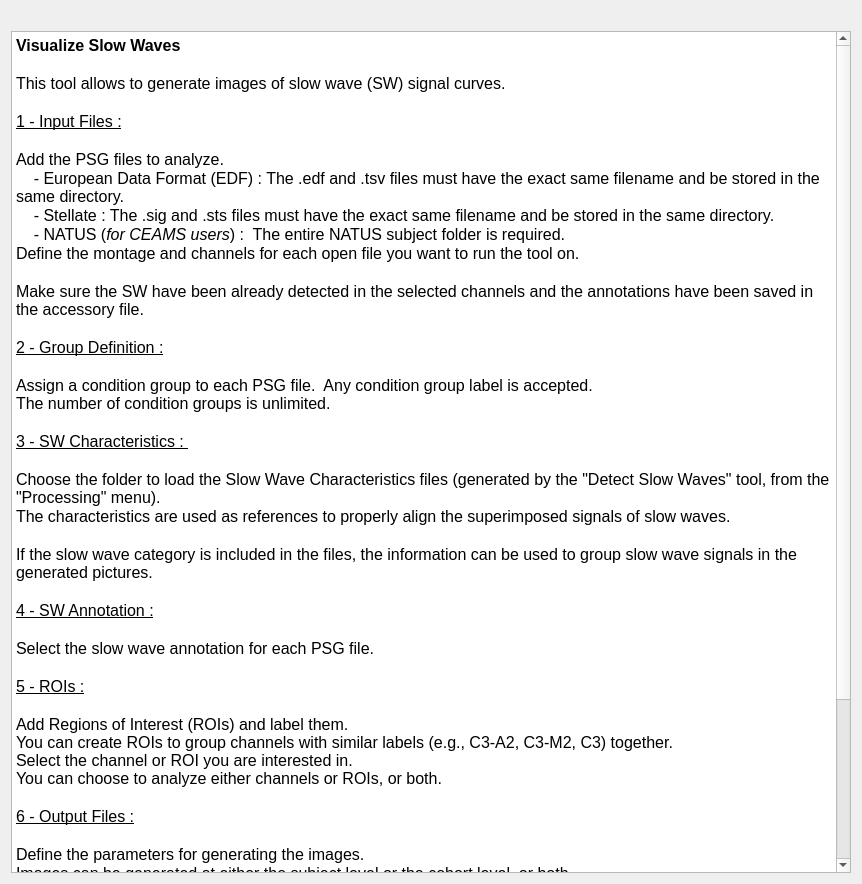
The window that tools/CEAMSTools/SlowWaveImages/SWImages/Ui_SWImages.ui (SnoozToolbox/snooz-package-ceams) describes before a commit, drawn with Qt 5.
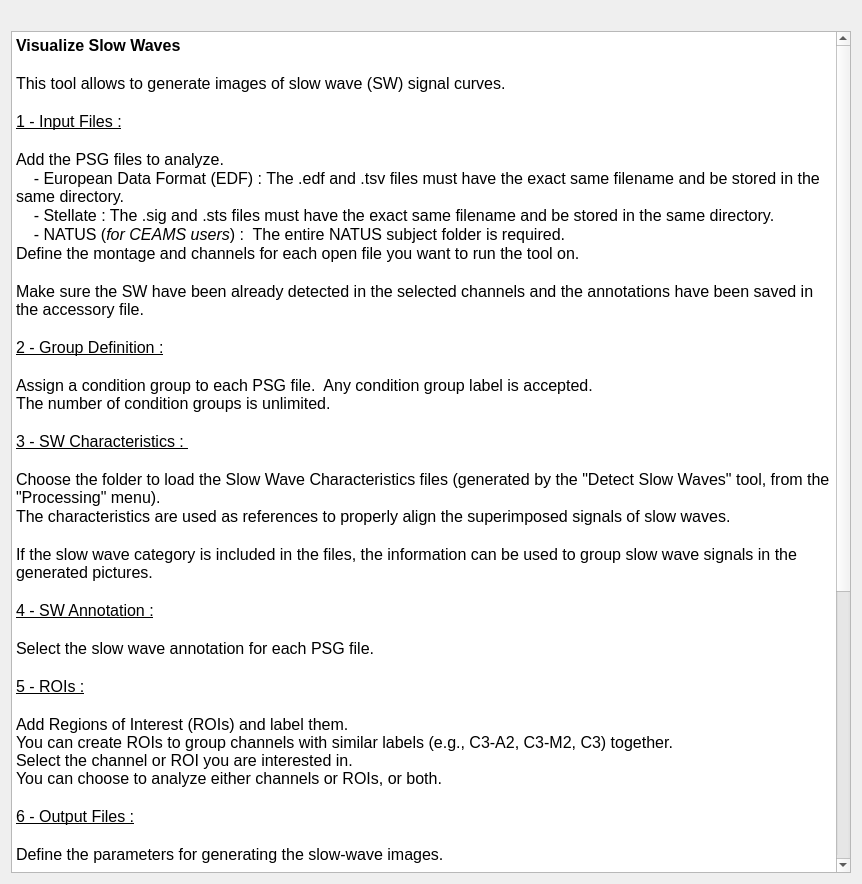
The same window after the commit.

Commit message: Visualize Slow Waves : Update UI text for consistency and clarity in Slow Wave output files

```diff
--- a/tools/CEAMSTools/SlowWaveImages/SWImages/Ui_SWImages.ui
+++ b/tools/CEAMSTools/SlowWaveImages/SWImages/Ui_SWImages.ui
@@ -106,15 +106,23 @@
 &lt;p style=&quot;-qt-paragraph-type:empty; margin-top:0px; margin-bottom:0px; margin-left:0px; margin-right:0px; -qt-block-indent:0; text-indent:0px;&quot;&gt;&lt;br /&gt;&lt;/p&gt;
 &lt;p style=&quot; margin-top:0px; margin-bottom:0px; margin-left:0px; margin-right:0px; -qt-block-indent:0; text-indent:0px;&quot;&gt;&lt;span style=&quot; text-decoration: underline;&quot;&gt;6 - Output Files :&lt;/span&gt;&lt;/p&gt;
 &lt;p style=&quot;-qt-paragraph-type:empty; margin-top:0px; margin-bottom:0px; margin-left:0px; margin-right:0px; -qt-block-indent:0; text-indent:0px; text-decoration: underline;&quot;&gt;&lt;br /&gt;&lt;/p&gt;
-&lt;p style=&quot; margin-top:0px; margin-bottom:0px; margin-left:0px; margin-right:0px; -qt-block-indent:0; text-indent:0px;&quot;&gt;Define the parameters for generating the images. &lt;/p&gt;
-&lt;p style=&quot; margin-top:0px; margin-bottom:0px; margin-left:0px; margin-right:0px; -qt-block-indent:0; text-indent:0px;&quot;&gt;Images can be generated at either the subject level or the cohort level, or both. &lt;/p&gt;
-&lt;p style=&quot; margin-top:0px; margin-bottom:0px; margin-left:0px; margin-right:0px; -qt-block-indent:0; text-indent:0px;&quot;&gt;You have the option to generate individual pictures for each channel/ROI or combine them into a single picture. &lt;/p&gt;
+&lt;p style=&quot; margin-top:0px; margin-bottom:0px; margin-left:0px; margin-right:0px; -qt-block-indent:0; text-indent:0px;&quot;&gt;Define the parameters for generating the slow-wave images. &lt;/p&gt;
 &lt;p style=&quot;-qt-paragraph-type:empty; margin-top:0px; margin-bottom:0px; margin-left:0px; margin-right:0px; -qt-block-indent:0; text-indent:0px;&quot;&gt;&lt;br /&gt;&lt;/p&gt;
-&lt;p style=&quot; margin-top:0px; margin-bottom:0px; margin-left:0px; margin-right:0px; -qt-block-indent:0; text-indent:0px;&quot;&gt;If the &amp;quot;Classify Slow Waves&amp;quot; tool has been run on the data, slow wave categories can be distinguished in the pictures.&lt;/p&gt;
-&lt;p style=&quot; margin-top:0px; margin-bottom:0px; margin-left:0px; margin-right:0px; -qt-block-indent:0; text-indent:0px;&quot;&gt;Specify desired display options, such as plotting the mean slow wave signal curve and setting axis limits. &lt;/p&gt;
-&lt;p style=&quot; margin-top:0px; margin-bottom:0px; margin-left:0px; margin-right:0px; -qt-block-indent:0; text-indent:0px;&quot;&gt;(For more options look at the &amp;quot;Colors&amp;quot; settings page in the left panel).&lt;/p&gt;
+&lt;p style=&quot; margin-top:0px; margin-bottom:0px; margin-left:0px; margin-right:0px; -qt-block-indent:0; text-indent:0px;&quot;&gt;Images can be generated at the &lt;span style=&quot; font-weight:700;&quot;&gt;subject level&lt;/span&gt;, the &lt;span style=&quot; font-weight:700;&quot;&gt;cohort level&lt;/span&gt;, or both. &lt;/p&gt;
 &lt;p style=&quot;-qt-paragraph-type:empty; margin-top:0px; margin-bottom:0px; margin-left:0px; margin-right:0px; -qt-block-indent:0; text-indent:0px;&quot;&gt;&lt;br /&gt;&lt;/p&gt;
-&lt;p style=&quot; margin-top:0px; margin-bottom:0px; margin-left:0px; margin-right:0px; -qt-block-indent:0; text-indent:0px;&quot;&gt;Select the output folder to save the images.&lt;/p&gt;
+&lt;p style=&quot; margin-top:0px; margin-bottom:0px; margin-left:0px; margin-right:0px; -qt-block-indent:0; text-indent:0px;&quot;&gt;&lt;span style=&quot; font-weight:700;&quot;&gt;Subject level:&lt;/span&gt;&lt;/p&gt;
+&lt;p style=&quot; margin-top:0px; margin-bottom:0px; margin-left:0px; margin-right:0px; -qt-block-indent:0; text-indent:0px;&quot;&gt;You can generate individual images for each channel/ROI to examine the set of slow-wave events, or combine all channels/ROIs into a single image showing the averaged slow-wave curve.&lt;/p&gt;
+&lt;p style=&quot;-qt-paragraph-type:empty; margin-top:0px; margin-bottom:0px; margin-left:0px; margin-right:0px; -qt-block-indent:0; text-indent:0px;&quot;&gt;&lt;br /&gt;&lt;/p&gt;
+&lt;p style=&quot; margin-top:0px; margin-bottom:0px; margin-left:0px; margin-right:0px; -qt-block-indent:0; text-indent:0px;&quot;&gt;&lt;span style=&quot; font-weight:700;&quot;&gt;Cohort level:&lt;/span&gt;&lt;/p&gt;
+&lt;p style=&quot; margin-top:0px; margin-bottom:0px; margin-left:0px; margin-right:0px; -qt-block-indent:0; text-indent:0px;&quot;&gt;Start by selecting a display option—for example, plotting the mean with or without the standard deviation (STD), or plotting all subjects within each group.&lt;br /&gt;You can generate a single image for the entire cohort, where curves are averaged across all selected channels/ROIs, or generate one image per channel/ROI.&lt;/p&gt;
+&lt;p style=&quot;-qt-paragraph-type:empty; margin-top:0px; margin-bottom:0px; margin-left:0px; margin-right:0px; -qt-block-indent:0; text-indent:0px;&quot;&gt;&lt;br /&gt;&lt;/p&gt;
+&lt;p style=&quot; margin-top:0px; margin-bottom:0px; margin-left:0px; margin-right:0px; -qt-block-indent:0; text-indent:0px;&quot;&gt;If the &amp;quot;Classify Slow Waves&amp;quot; tool has been run on the data, slow-wave categories can be visualized in the images.&lt;/p&gt;
+&lt;p style=&quot;-qt-paragraph-type:empty; margin-top:0px; margin-bottom:0px; margin-left:0px; margin-right:0px; -qt-block-indent:0; text-indent:0px;&quot;&gt;&lt;br /&gt;&lt;/p&gt;
+&lt;p style=&quot; margin-top:0px; margin-bottom:0px; margin-left:0px; margin-right:0px; -qt-block-indent:0; text-indent:0px;&quot;&gt;Specify axis options, such as setting axis limits or displaying negative values upward.&lt;/p&gt;
+&lt;p style=&quot;-qt-paragraph-type:empty; margin-top:0px; margin-bottom:0px; margin-left:0px; margin-right:0px; -qt-block-indent:0; text-indent:0px;&quot;&gt;&lt;br /&gt;&lt;/p&gt;
+&lt;p style=&quot; margin-top:0px; margin-bottom:0px; margin-left:0px; margin-right:0px; -qt-block-indent:0; text-indent:0px;&quot;&gt;For additional customization, refer to the &lt;span style=&quot; font-weight:700;&quot;&gt;Colors&lt;/span&gt; and &lt;span style=&quot; font-weight:700;&quot;&gt;Slow Wave Alignment&lt;/span&gt; settings in the left panel.&lt;/p&gt;
+&lt;p style=&quot;-qt-paragraph-type:empty; margin-top:0px; margin-bottom:0px; margin-left:0px; margin-right:0px; -qt-block-indent:0; text-indent:0px;&quot;&gt;&lt;br /&gt;&lt;/p&gt;
+&lt;p style=&quot; margin-top:0px; margin-bottom:0px; margin-left:0px; margin-right:0px; -qt-block-indent:0; text-indent:0px;&quot;&gt;Finally, select the output folder where the images will be saved.&lt;/p&gt;
 &lt;p style=&quot;-qt-paragraph-type:empty; margin-top:0px; margin-bottom:0px; margin-left:0px; margin-right:0px; -qt-block-indent:0; text-indent:0px;&quot;&gt;&lt;br /&gt;&lt;/p&gt;
 &lt;p style=&quot;-qt-paragraph-type:empty; margin-top:0px; margin-bottom:0px; margin-left:0px; margin-right:0px; -qt-block-indent:0; text-indent:0px;&quot;&gt;&lt;br /&gt;&lt;/p&gt;&lt;/body&gt;&lt;/html&gt;</string>
        </property>
```
The commit also changes 3 other files.
